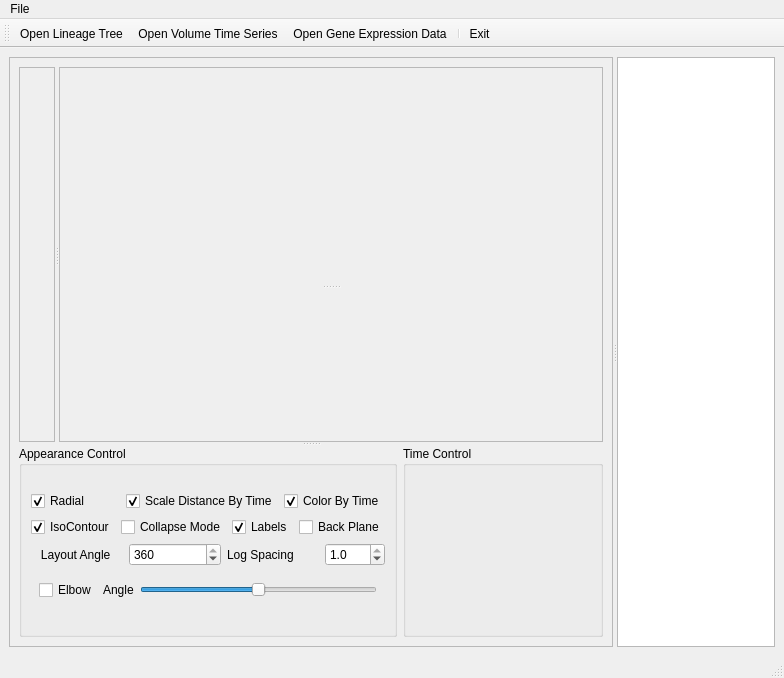
Qt form CellLineage.ui (gofigure2/CellLineageViewer) before a commit.
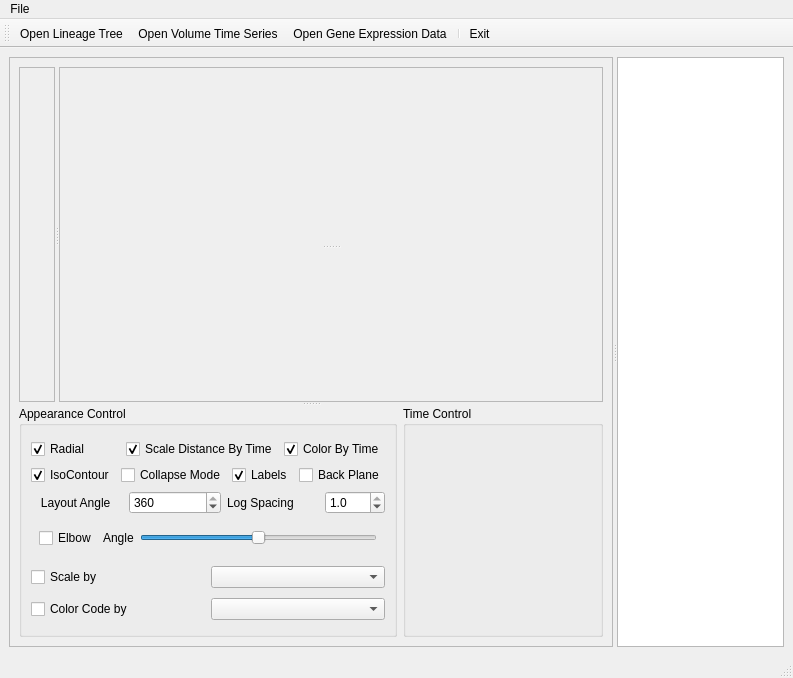
The same form after that commit. Icons and pictures are not drawn. Custom widgets are drawn as their Qt base class.

Commit message:
ENH: adding combo box for color code and scale
NOTE: some other minor modification regarding active fields, scalars...

What changed in the file:
```diff
--- a/CellLineage.ui
+++ b/CellLineage.ui
@@ -6,7 +6,7 @@
    <rect>
     <x>0</x>
     <y>0</y>
-    <width>784</width>
+    <width>793</width>
     <height>678</height>
    </rect>
   </property>
@@ -139,14 +139,8 @@
               <property name="title">
                <string>Appearance Control</string>
               </property>
-              <layout class="QVBoxLayout">
-               <property name="spacing">
-                <number>6</number>
-               </property>
-               <property name="margin">
-                <number>9</number>
-               </property>
-               <item>
+              <layout class="QGridLayout" name="gridLayout">
+               <item row="0" column="0" colspan="2">
                 <layout class="QVBoxLayout">
                  <property name="spacing">
                   <number>6</number>
@@ -342,6 +336,49 @@
                  </item>
                 </layout>
                </item>
+               <item row="1" column="0">
+                <widget class="QCheckBox" name="scaleBy">
+                 <property name="text">
+                  <string>Scale by</string>
+                 </property>
+                </widget>
+               </item>
+               <item row="1" column="1">
+                <widget class="QComboBox" name="scaleType">
+                 <property name="sizePolicy">
+                  <sizepolicy hsizetype="Minimum" vsizetype="Fixed">
+                   <horstretch>0</horstretch>
+                   <verstretch>0</verstretch>
+                  </sizepolicy>
+                 </property>
+                </widget>
+               </item>
+               <item row="1" column="2">
+                <spacer name="horizontalSpacer">
+                 <property name="orientation">
+                  <enum>Qt::Horizontal</enum>
+                 </property>
+                 <property name="sizeType">
+                  <enum>QSizePolicy::Maximum</enum>
+                 </property>
+                 <property name="sizeHint" stdset="0">
+                  <size>
+                   <width>40</width>
+                   <height>20</height>
+                  </size>
+                 </property>
+                </spacer>
+               </item>
+               <item row="2" column="0">
+                <widget class="QCheckBox" name="colorCodeBy">
+                 <property name="text">
+                  <string>Color Code by</string>
+                 </property>
+                </widget>
+               </item>
+               <item row="2" column="1">
+                <widget class="QComboBox" name="colorCodeType"/>
+               </item>
               </layout>
              </widget>
             </item>
@@ -395,7 +432,7 @@
     <rect>
      <x>0</x>
      <y>0</y>
-     <width>784</width>
+     <width>793</width>
      <height>25</height>
     </rect>
    </property>
```
The commit also changes 2 other files.
